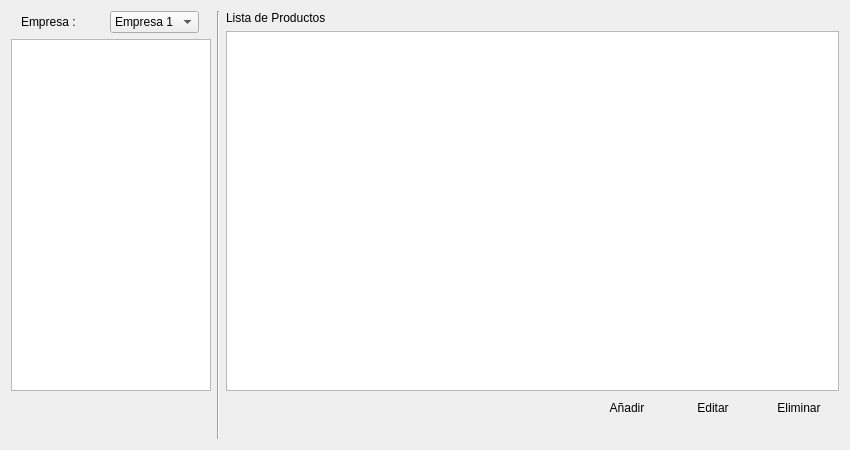
This is ui_almacen.ui in benArambide/ProyFinal-IS2 as Qt 5 draws it before an edit. The edited form follows.
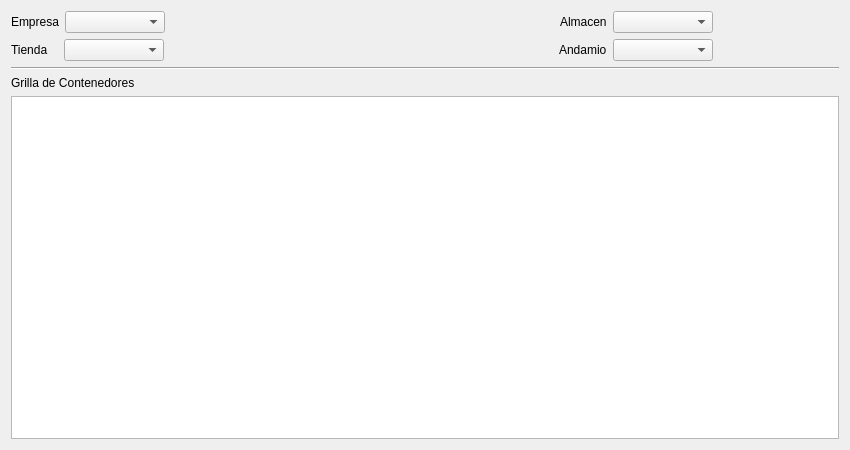
This is the edited form. Icons and pictures are not drawn.

Commit message: Agregado código de Almacen, y Andamios.

What changed in the file:
```diff
--- a/ui_almacen.ui
+++ b/ui_almacen.ui
@@ -13,229 +13,237 @@
   <property name="windowTitle">
    <string>Form</string>
   </property>
-  <layout class="QGridLayout" name="gridLayout_9">
+  <layout class="QGridLayout" name="gridLayout_14">
    <item row="0" column="0">
-    <layout class="QGridLayout" name="gridLayout_8">
+    <layout class="QGridLayout" name="gridLayout_13">
      <item row="0" column="0">
-      <layout class="QGridLayout" name="gridLayout_6">
+      <layout class="QGridLayout" name="gridLayout_12">
        <item row="0" column="0">
-        <layout class="QGridLayout" name="gridLayout_5">
-         <item row="2" column="0">
-          <layout class="QGridLayout" name="gridLayout_2">
+        <layout class="QGridLayout" name="gridLayout_10">
            <item row="0" column="0">
-            <spacer name="horizontalSpacer_3">
-             <property name="orientation">
-              <enum>Qt::Horizontal</enum>
-             </property>
-             <property name="sizeType">
-              <enum>QSizePolicy::Expanding</enum>
-             </property>
-             <property name="sizeHint" stdset="0">
-              <size>
-               <width>40</width>
-               <height>20</height>
-              </size>
-             </property>
-            </spacer>
-           </item>
-           <item row="0" column="3">
-            <widget class="QPushButton" name="pushButton_4">
-             <property name="sizePolicy">
-              <sizepolicy hsizetype="Fixed" vsizetype="Fixed">
-               <horstretch>0</horstretch>
-               <verstretch>0</verstretch>
-              </sizepolicy>
-             </property>
+          <layout class="QGridLayout" name="gridLayout">
+           <item row="0" column="0">
+            <widget class="QLabel" name="label">
              <property name="text">
-              <string/>
-             </property>
-             <property name="icon">
-              <iconset resource="Icons/Icons.qrc">
-               <normaloff>:/Icons/1349716432_round_minus.png</normaloff>:/Icons/1349716432_round_minus.png</iconset>
-             </property>
-             <property name="autoDefault">
-              <bool>false</bool>
-             </property>
-             <property name="default">
-              <bool>false</bool>
-             </property>
-             <property name="flat">
-              <bool>true</bool>
-             </property>
-            </widget>
-           </item>
-           <item row="0" column="2">
-            <widget class="QPushButton" name="pushButton_5">
-             <property name="sizePolicy">
-              <sizepolicy hsizetype="Fixed" vsizetype="Fixed">
-               <horstretch>0</horstretch>
-               <verstretch>0</verstretch>
-              </sizepolicy>
-             </property>
-             <property name="text">
-              <string/>
-             </property>
-             <property name="icon">
-              <iconset resource="Icons/Icons.qrc">
-               <normaloff>:/Icons/1349716425_doc_edit.png</normaloff>:/Icons/1349716425_doc_edit.png</iconset>
-             </property>
-             <property name="flat">
-              <bool>true</bool>
+              <string>Empresa</string>
              </property>
             </widget>
            </item>
            <item row="0" column="1">
-            <widget class="QPushButton" name="pushButton_6">
+            <widget class="QComboBox" name="comboBox_Empresa">
              <property name="sizePolicy">
-              <sizepolicy hsizetype="Fixed" vsizetype="Fixed">
+              <sizepolicy hsizetype="Preferred" vsizetype="Fixed">
                <horstretch>0</horstretch>
                <verstretch>0</verstretch>
               </sizepolicy>
              </property>
-             <property name="text">
-              <string/>
+             <property name="minimumSize">
+              <size>
+               <width>100</width>
+               <height>0</height>
+              </size>
              </property>
-             <property name="icon">
-              <iconset resource="Icons/Icons.qrc">
-               <normaloff>:/Icons/1349716423_sq_plus.png</normaloff>:/Icons/1349716423_sq_plus.png</iconset>
-             </property>
-             <property name="flat">
-              <bool>true</bool>
+             <property name="maximumSize">
+              <size>
+               <width>100</width>
+               <height>16777215</height>
+              </size>
              </property>
             </widget>
            </item>
           </layout>
-         </item>
-         <item row="0" column="0">
-          <layout class="QGridLayout" name="gridLayout_3">
-           <item row="0" column="0">
-            <widget class="QLabel" name="label_3">
-             <property name="sizePolicy">
-              <sizepolicy hsizetype="Fixed" vsizetype="Fixed">
-               <horstretch>0</horstretch>
-               <verstretch>0</verstretch>
-              </sizepolicy>
-             </property>
-             <property name="text">
-              <string>Empresa :</string>
-             </property>
-            </widget>
            </item>
            <item row="0" column="1">
             <spacer name="horizontalSpacer">
              <property name="orientation">
               <enum>Qt::Horizontal</enum>
              </property>
-             <property name="sizeType">
-              <enum>QSizePolicy::Preferred</enum>
-             </property>
              <property name="sizeHint" stdset="0">
               <size>
-               <width>18</width>
+             <width>448</width>
                <height>20</height>
               </size>
              </property>
             </spacer>
-           </item>
-           <item row="0" column="2">
-            <widget class="QComboBox" name="comboBox">
-             <property name="sizePolicy">
-              <sizepolicy hsizetype="Fixed" vsizetype="Fixed">
-               <horstretch>0</horstretch>
-               <verstretch>0</verstretch>
-              </sizepolicy>
-             </property>
-             <item>
-              <property name="text">
-               <string>Empresa 1</string>
-              </property>
-             </item>
-             <item>
-              <property name="text">
-               <string>Empresa 2</string>
-              </property>
-             </item>
-            </widget>
-           </item>
-          </layout>
-         </item>
-         <item row="1" column="0">
-          <widget class="QTreeWidget" name="treeWidget">
-           <property name="font">
-            <font>
-             <kerning>true</kerning>
-            </font>
-           </property>
-           <property name="itemsExpandable">
-            <bool>true</bool>
-           </property>
-           <attribute name="headerVisible">
-            <bool>false</bool>
-           </attribute>
-           <column>
-            <property name="text">
-             <string>Empresas</string>
-            </property>
-           </column>
-          </widget>
-         </item>
-        </layout>
-       </item>
-       <item row="1" column="0">
-        <spacer name="horizontalSpacer_2">
-         <property name="orientation">
-          <enum>Qt::Horizontal</enum>
-         </property>
-         <property name="sizeType">
-          <enum>QSizePolicy::Fixed</enum>
-         </property>
-         <property name="sizeHint" stdset="0">
-          <size>
-           <width>200</width>
-           <height>20</height>
-          </size>
-         </property>
-        </spacer>
-       </item>
-      </layout>
      </item>
      <item row="0" column="2">
       <layout class="QGridLayout" name="gridLayout_7">
        <item row="0" column="0">
         <layout class="QGridLayout" name="gridLayout_4">
+             <item row="0" column="0">
+              <widget class="QLabel" name="label_3">
+               <property name="text">
+                <string>Almacen</string>
+               </property>
+              </widget>
+             </item>
+             <item row="0" column="1">
+              <widget class="QComboBox" name="comboBox_Almacen">
+               <property name="minimumSize">
+                <size>
+                 <width>100</width>
+                 <height>0</height>
+                </size>
+               </property>
+               <property name="maximumSize">
+                <size>
+                 <width>100</width>
+                 <height>16777215</height>
+                </size>
+               </property>
+              </widget>
+             </item>
+            </layout>
+           </item>
+           <item row="0" column="1">
+            <layout class="QGridLayout" name="gridLayout_5">
+             <property name="horizontalSpacing">
+              <number>0</number>
+             </property>
+             <item row="0" column="0">
+              <widget class="QPushButton" name="pushButton_addAlmacen">
+               <property name="sizePolicy">
+                <sizepolicy hsizetype="Fixed" vsizetype="Fixed">
+                 <horstretch>0</horstretch>
+                 <verstretch>0</verstretch>
+                </sizepolicy>
+               </property>
+               <property name="text">
+                <string/>
+               </property>
+               <property name="icon">
+                <iconset resource="Icons/Icons.qrc">
+                 <normaloff>:/Icons/1349716423_sq_plus.png</normaloff>:/Icons/1349716423_sq_plus.png</iconset>
+               </property>
+               <property name="flat">
+                <bool>true</bool>
+               </property>
+              </widget>
+             </item>
+             <item row="0" column="1">
+              <widget class="QPushButton" name="pushButton_editAlmacen">
+               <property name="sizePolicy">
+                <sizepolicy hsizetype="Fixed" vsizetype="Fixed">
+                 <horstretch>0</horstretch>
+                 <verstretch>0</verstretch>
+                </sizepolicy>
+               </property>
+               <property name="text">
+                <string/>
+               </property>
+               <property name="icon">
+                <iconset resource="Icons/Icons.qrc">
+                 <normaloff>:/Icons/1349716425_doc_edit.png</normaloff>:/Icons/1349716425_doc_edit.png</iconset>
+               </property>
+               <property name="flat">
+                <bool>true</bool>
+               </property>
+              </widget>
+             </item>
+             <item row="0" column="2">
+              <widget class="QPushButton" name="pushButton_deleteAlmacen">
+               <property name="sizePolicy">
+                <sizepolicy hsizetype="Fixed" vsizetype="Fixed">
+                 <horstretch>0</horstretch>
+                 <verstretch>0</verstretch>
+                </sizepolicy>
+               </property>
+               <property name="text">
+                <string/>
+               </property>
+               <property name="icon">
+                <iconset resource="Icons/Icons.qrc">
+                 <normaloff>:/Icons/1349716432_round_minus.png</normaloff>:/Icons/1349716432_round_minus.png</iconset>
+               </property>
+               <property name="flat">
+                <bool>true</bool>
+               </property>
+              </widget>
+             </item>
+            </layout>
+           </item>
+          </layout>
+         </item>
+        </layout>
+       </item>
          <item row="1" column="0">
-          <widget class="QTableView" name="tableView"/>
-         </item>
+        <layout class="QGridLayout" name="gridLayout_11">
+         <item row="0" column="0">
+          <layout class="QGridLayout" name="gridLayout_2">
          <item row="0" column="0">
           <widget class="QLabel" name="label_2">
-           <property name="sizePolicy">
-            <sizepolicy hsizetype="Fixed" vsizetype="Fixed">
-             <horstretch>0</horstretch>
-             <verstretch>0</verstretch>
-            </sizepolicy>
-           </property>
            <property name="text">
-            <string>Lista de Productos</string>
+              <string>Tienda   </string>
            </property>
           </widget>
          </item>
-         <item row="2" column="0">
-          <layout class="QGridLayout" name="gridLayout">
-           <item row="0" column="0">
-            <spacer name="horizontalSpacer_4">
+           <item row="0" column="1">
+            <widget class="QComboBox" name="comboBox_Tienda">
+             <property name="minimumSize">
+              <size>
+               <width>100</width>
+               <height>0</height>
+              </size>
+             </property>
+             <property name="maximumSize">
+              <size>
+               <width>100</width>
+               <height>16777215</height>
+              </size>
+             </property>
+            </widget>
+           </item>
+          </layout>
+         </item>
+         <item row="0" column="1">
+          <spacer name="horizontalSpacer_2">
              <property name="orientation">
               <enum>Qt::Horizontal</enum>
              </property>
              <property name="sizeHint" stdset="0">
               <size>
-               <width>1000</width>
+             <width>448</width>
                <height>20</height>
               </size>
              </property>
             </spacer>
            </item>
+         <item row="0" column="2">
+          <layout class="QGridLayout" name="gridLayout_8">
+           <item row="0" column="0">
+            <layout class="QGridLayout" name="gridLayout_3">
+             <item row="0" column="0">
+              <widget class="QLabel" name="label_4">
+               <property name="text">
+                <string>Andamio</string>
+               </property>
+              </widget>
+             </item>
            <item row="0" column="1">
-            <widget class="QPushButton" name="pushButton">
+              <widget class="QComboBox" name="comboBox_Andamio">
+               <property name="minimumSize">
+                <size>
+                 <width>100</width>
+                 <height>0</height>
+                </size>
+               </property>
+               <property name="maximumSize">
+                <size>
+                 <width>100</width>
+                 <height>16777215</height>
+                </size>
+               </property>
+              </widget>
+             </item>
+            </layout>
+           </item>
+           <item row="0" column="1">
+            <layout class="QGridLayout" name="gridLayout_6">
+             <property name="horizontalSpacing">
+              <number>0</number>
+             </property>
+             <item row="0" column="0">
+              <widget class="QPushButton" name="pushButton_addAndamio">
              <property name="sizePolicy">
               <sizepolicy hsizetype="Fixed" vsizetype="Fixed">
                <horstretch>0</horstretch>
@@ -243,7 +251,7 @@
               </sizepolicy>
              </property>
              <property name="text">
-              <string>Añadir</string>
+                <string/>
              </property>
              <property name="icon">
               <iconset resource="Icons/Icons.qrc">
@@ -257,8 +265,8 @@
              </property>
             </widget>
            </item>
-           <item row="0" column="2">
-            <widget class="QPushButton" name="pushButton_2">
+             <item row="0" column="1">
+              <widget class="QPushButton" name="pushButton_editAndamio">
              <property name="sizePolicy">
               <sizepolicy hsizetype="Fixed" vsizetype="Fixed">
                <horstretch>0</horstretch>
@@ -266,7 +274,7 @@
               </sizepolicy>
              </property>
              <property name="text">
-              <string>Editar</string>
+                <string/>
              </property>
              <property name="icon">
               <iconset resource="Icons/Icons.qrc">
@@ -280,8 +288,8 @@
              </property>
             </widget>
            </item>
-           <item row="0" column="3">
-            <widget class="QPushButton" name="pushButton_3">
+             <item row="0" column="2">
+              <widget class="QPushButton" name="pushButton_deleteAndamio">
              <property name="sizePolicy">
               <sizepolicy hsizetype="Fixed" vsizetype="Fixed">
                <horstretch>0</horstretch>
@@ -289,7 +297,7 @@
               </sizepolicy>
              </property>
              <property name="text">
-              <string>Eliminar</string>
+                <string/>
              </property>
              <property name="icon">
               <iconset resource="Icons/Icons.qrc">
@@ -302,33 +310,64 @@
               <bool>true</bool>
              </property>
             </widget>
+             </item>
+            </layout>
+           </item>
+          </layout>
            </item>
           </layout>
          </item>
         </layout>
        </item>
        <item row="1" column="0">
-        <spacer name="horizontalSpacer_5">
-         <property name="orientation">
-          <enum>Qt::Horizontal</enum>
-         </property>
-         <property name="sizeHint" stdset="0">
-          <size>
-           <width>1000</width>
-           <height>20</height>
-          </size>
-         </property>
-        </spacer>
-       </item>
-      </layout>
-     </item>
-     <item row="0" column="1">
       <widget class="Line" name="line">
        <property name="orientation">
-        <enum>Qt::Vertical</enum>
+        <enum>Qt::Horizontal</enum>
        </property>
       </widget>
      </item>
+     <item row="2" column="0">
+      <layout class="QGridLayout" name="gridLayout_9">
+       <item row="0" column="0">
+        <widget class="QLabel" name="label_5">
+         <property name="text">
+          <string>Grilla de Contenedores</string>
+         </property>
+        </widget>
+       </item>
+       <item row="1" column="0">
+        <widget class="QTableWidget" name="tableWidget_griContenedores">
+         <property name="editTriggers">
+          <set>QAbstractItemView::NoEditTriggers</set>
+         </property>
+         <property name="tabKeyNavigation">
+          <bool>false</bool>
+         </property>
+         <property name="showDropIndicator" stdset="0">
+          <bool>false</bool>
+         </property>
+         <property name="dragDropOverwriteMode">
+          <bool>false</bool>
+         </property>
+         <property name="dragDropMode">
+          <enum>QAbstractItemView::NoDragDrop</enum>
+         </property>
+         <property name="selectionMode">
+          <enum>QAbstractItemView::SingleSelection</enum>
+         </property>
+         <property name="gridStyle">
+          <enum>Qt::SolidLine</enum>
+         </property>
+         <property name="wordWrap">
+          <bool>false</bool>
+         </property>
+         <property name="cornerButtonEnabled">
+          <bool>false</bool>
+         </property>
+        </widget>
+       </item>
+      </layout>
+     </item>
     </layout>
    </item>
   </layout>
```
Left out of the diff: 9 changed lines with no effect on the pictures. Lines whose indentation alone changed are shown as unchanged. The commit also changes 14 other files.
